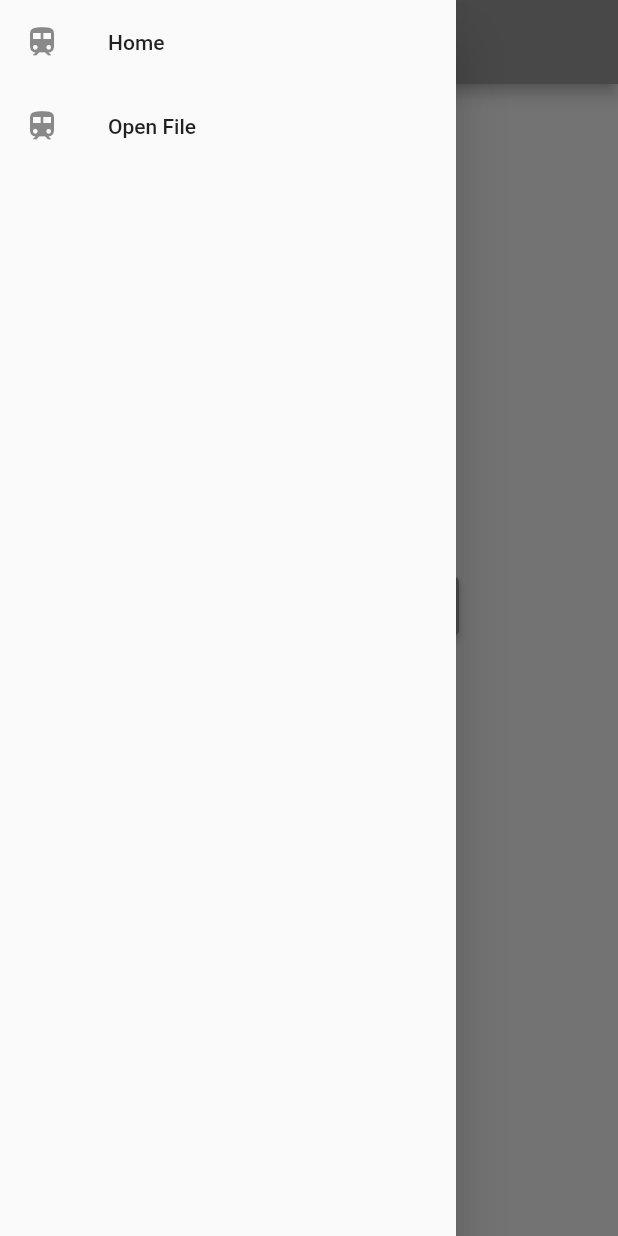
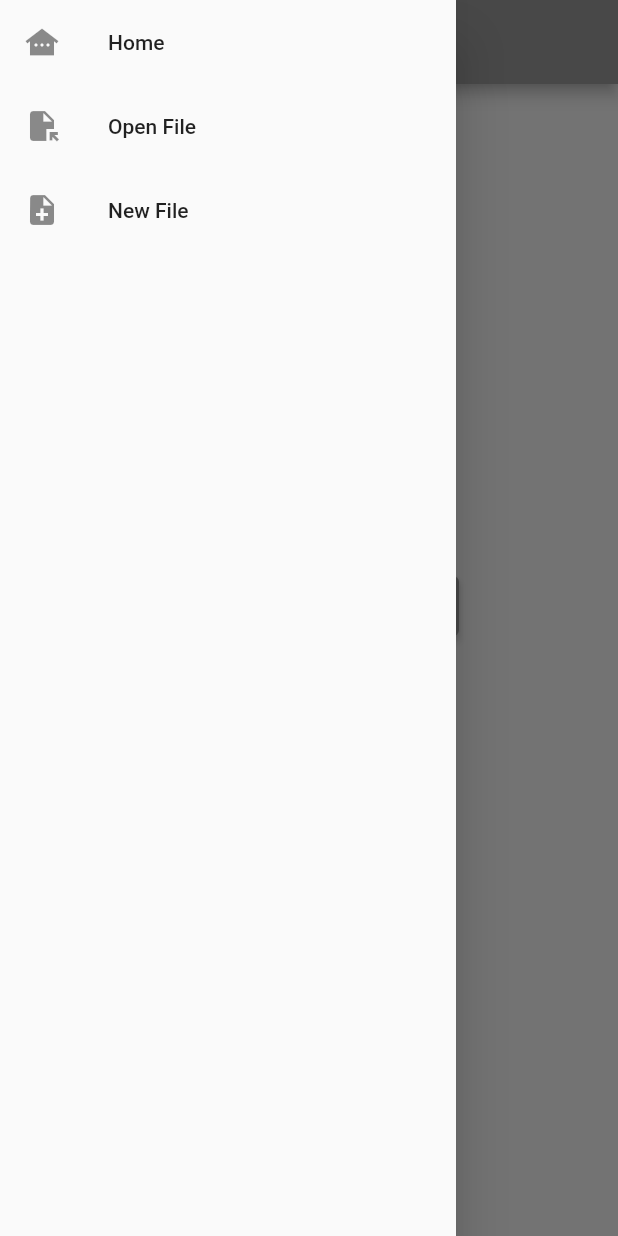
Before and after one commit to DrflamemontgomerySchool/DyslexicReader, a Flutter app: the screen it shows after launch, with the side drawer open, on a phone screen of 412 x 824 dp. Run offline on Flutter 3.47's test engine with Material 2 defaults, Android fonts, the phone set to English and light mode, and no system bars; drawn by our look-alikes of flutter_layout_grid; our stand-ins replace google_fonts; missing offline and left inert: file_selector.

Commit message:
Added Icons and added New File Option

```diff
--- a/lib/app_side_menu.dart
+++ b/lib/app_side_menu.dart
@@ -29,7 +29,7 @@ class AppSideMenu extends StatelessWidget {
         children: [
           ListTile(
             leading: const Icon(
-              Icons.train,
+              Icons.other_houses_sharp,
             ),
             title: const Text('Home'),
             onTap: () {
@@ -41,10 +41,17 @@ class AppSideMenu extends StatelessWidget {
           ),
           ListTile(
             leading: const Icon(
-              Icons.train,
+              Icons.file_open,
             ),
             title: const Text('Open File'),
             onTap: () async => openText(await browseAndOpenFile(), context),
+          ),
+          ListTile(
+            leading: const Icon(
+              Icons.note_add,
+            ),
+            title: const Text('New File'),
+            onTap: () async => openText(null, context),
           )
         ],
       ),
```
Also changed, not shown: lib/sidebar/file_options.dart (+12 -1 lines).
